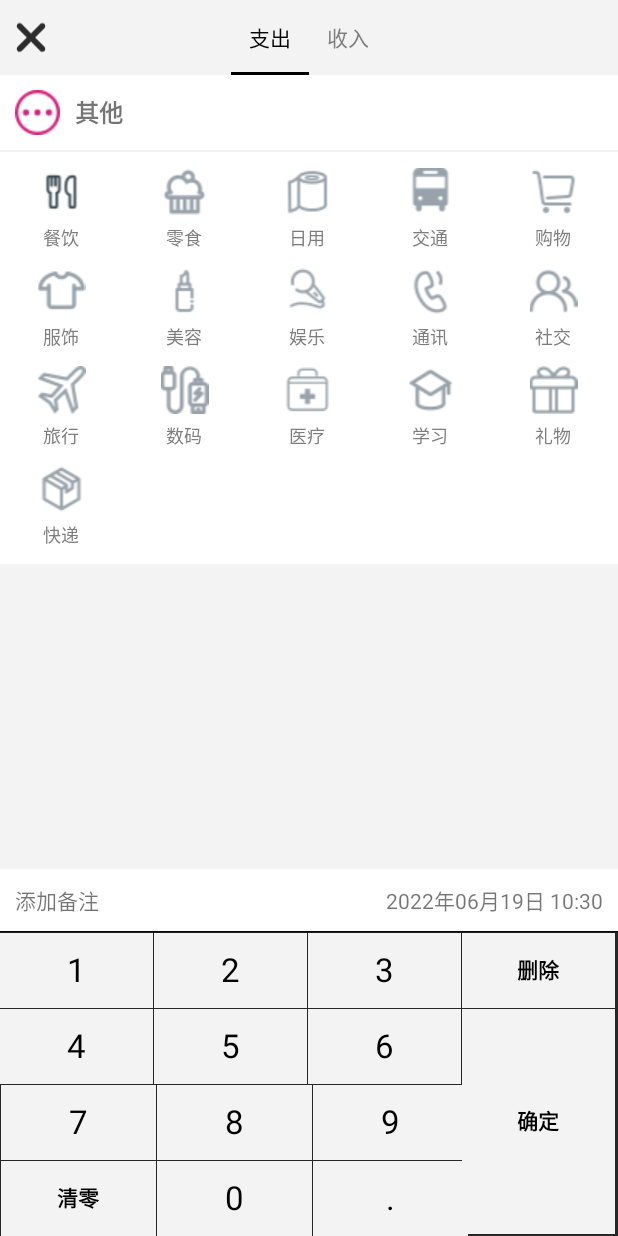
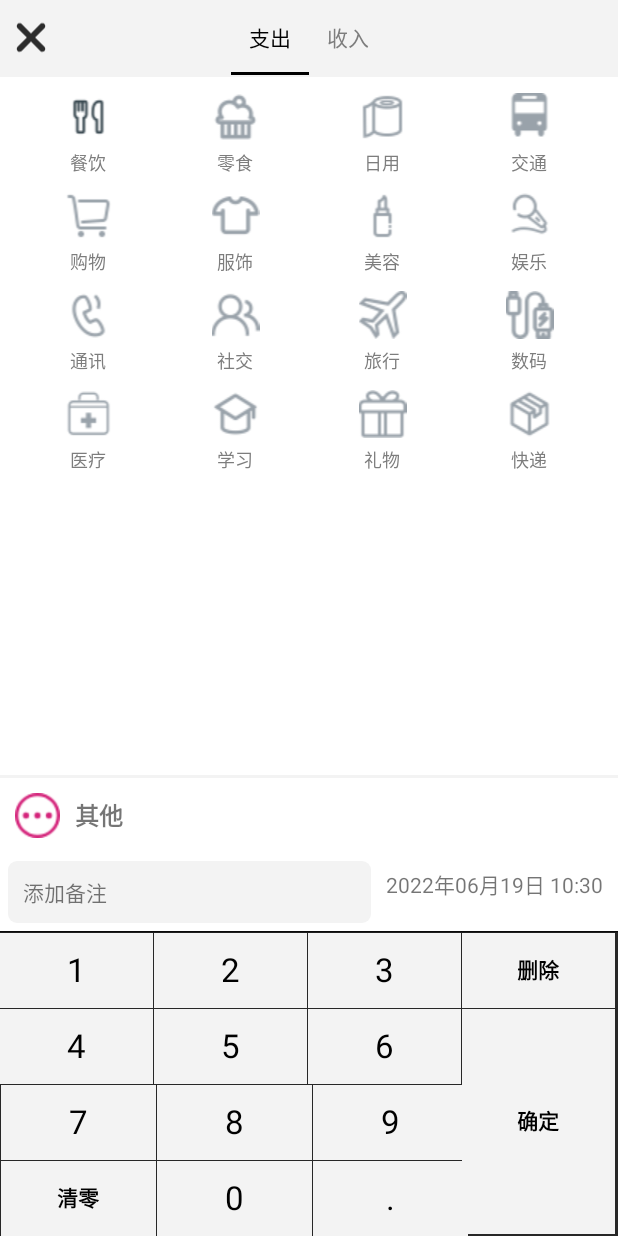
Before and after one commit to implank/millioncoin, an Android app: the RecordActivity screen opened directly, with no data from a screen before it, on a phone screen of 412 x 824 dp. Run offline under Robolectric (Android 15) with nearby library versions, the phone set to English and light mode, and no system bars.

Commit message:
继续修ui

```diff
--- a/app/src/main/java/com/example/m3/RecordActivity.java
+++ b/app/src/main/java/com/example/m3/RecordActivity.java
@@ -22,7 +22,6 @@ public class RecordActivity extends AppCompatActivity {
     @Override
     protected void onCreate(Bundle savedInstanceState) {
         super.onCreate(savedInstanceState);
-        Log.d("RecordActivity","onCreate");
         setContentView(R.layout.activity_record);
         //1.查找控件
         tabLayout = findViewById(R.id.record_tabs);
--- /dev/null
+++ b/app/src/main/res/drawable/shape.xml
@@ -0,0 +1,9 @@
+<?xml version="1.0" encoding="utf-8"?>
+<shape xmlns:android="http://schemas.android.com/apk/res/android"
+    android:shape="rectangle">
+    <corners android:radius="6dp"/>
+    <!--    填充颜色-->
+    <solid android:color="@color/grey_f3f3f3"/>
+    <size android:height="30dp"/>
+    <size android:width="400dp"/>
+</shape>
--- a/app/src/main/res/layout/activity_main.xml
+++ b/app/src/main/res/layout/activity_main.xml
@@ -99,7 +99,7 @@
         android:id="@+id/b5"
         android:layout_width="119dp"
         android:layout_height="111dp"
-        android:layout_marginTop="644dp"
+        android:layout_marginTop="604dp"
         app:layout_constraintEnd_toEndOf="parent"
         app:layout_constraintStart_toStartOf="parent"
         app:layout_constraintTop_toTopOf="@+id/fragmentContainerView"
--- a/app/src/main/res/layout/fragment_outcome.xml
+++ b/app/src/main/res/layout/fragment_outcome.xml
@@ -3,53 +3,25 @@
     xmlns:tools="http://schemas.android.com/tools"
     android:layout_width="match_parent"
     android:layout_height="match_parent"
-    android:background="@color/grey_f3f3f3">
+    android:background="@color/white">
 
-    <RelativeLayout
-        android:id="@+id/frag_record_rl_top"
-        android:layout_width="match_parent"
-        android:layout_height="wrap_content"
-        android:background="@color/white"
-        android:padding="10dp">
-        <ImageView
-            android:id="@+id/frag_record_iv"
-            android:layout_width="30dp"
-            android:layout_height="30dp"
-            android:src="@mipmap/ic_qita_fs"/>
-        <TextView
-            android:id="@+id/frag_record_tv_type"
-            android:layout_width="wrap_content"
-            android:layout_height="wrap_content"
-            android:text="其他"
-            android:layout_toRightOf="@id/frag_record_iv"
-            android:layout_centerVertical="true"
-            android:textSize="16sp"
-            android:textStyle="bold"
-            android:layout_marginLeft="10dp"/>
-        <EditText
-            android:id="@+id/frag_record_et_money"
-            android:layout_width="wrap_content"
-            android:layout_height="wrap_content"
-            android:layout_alignParentRight="true"
-            android:layout_centerVertical="true"
-            android:inputType="number"
-            android:background="@color/white"/>
-    </RelativeLayout>
     <View
         android:id="@+id/frag_record_line1"
         android:layout_width="match_parent"
         android:layout_height="1dp"
-        android:layout_below="@id/frag_record_rl_top"
         android:background="@color/grey_f3f3f3"/>
+
     <GridView
         android:id="@+id/frag_record_gv"
         android:layout_width="match_parent"
         android:layout_height="wrap_content"
         android:layout_below="@id/frag_record_line1"
         android:background="@color/white"
-        android:numColumns="5"
+        android:numColumns="4"
         android:paddingTop="5dp"
-        android:paddingBottom="5dp"/>
+        android:paddingBottom="5dp"
+        android:paddingLeft="10dp"
+        android:paddingRight="10dp"/>
     <!-- 自定义软键盘-->
     <android.inputmethodservice.KeyboardView
         android:id="@+id/frag_record_keyboard"
@@ -64,23 +36,76 @@
         android:shadowColor="@color/white"
         android:shadowRadius="0.0"/>
     <RelativeLayout
-        android:layout_above="@id/frag_record_keyboard"
+        android:layout_width="match_parent"
+        android:layout_height="2dp"
+        android:layout_above="@id/frag_record_first"
+        android:background="@color/grey_f3f3f3">
+    </RelativeLayout>
+    <RelativeLayout
+        android:id="@+id/frag_record_first"
         android:layout_width="match_parent"
         android:layout_height="wrap_content"
+        android:layout_above="@id/frag_record_second"
+        android:background="@color/white"
+        android:padding="10dp">
+
+        <ImageView
+            android:id="@+id/frag_record_iv"
+            android:layout_width="30dp"
+            android:layout_height="30dp" />
+
+        <TextView
+            android:id="@+id/frag_record_tv_type"
+            android:layout_width="wrap_content"
+            android:layout_height="wrap_content"
+            android:layout_centerVertical="true"
+            android:layout_marginLeft="10dp"
+            android:layout_toRightOf="@id/frag_record_iv"
+            android:text=""
+            android:textSize="16sp"
+            android:textStyle="bold" />
+
+        <EditText
+            android:id="@+id/frag_record_et_money"
+            android:layout_width="wrap_content"
+            android:layout_height="wrap_content"
+            android:layout_alignParentRight="true"
+            android:layout_centerVertical="true"
+            android:background="@color/white"
+            android:inputType="number" />
+    </RelativeLayout>
+
+    <RelativeLayout
+        android:id="@+id/frag_record_second"
+        android:layout_width="match_parent"
+        android:layout_height="wrap_content"
+        android:layout_above="@id/frag_record_keyboard"
         android:background="@color/white">
+
         <TextView
             android:id="@+id/frag_record_tv_time"
             android:layout_width="wrap_content"
             android:layout_height="wrap_content"
-            android:text="2020年10月30日 18:49"
             android:layout_alignParentRight="true"
-            android:padding="10dp"/>
-        <TextView
-            android:id="@+id/frag_record_tv_beizhu"
+            android:padding="10dp"
+            android:text="2020年10月30日 18:49" />
+
+        <RelativeLayout
             android:layout_width="match_parent"
             android:layout_height="wrap_content"
-            android:text="添加备注"
             android:layout_toLeftOf="@id/frag_record_tv_time"
-            android:padding="10dp"/>
+            android:background="@drawable/shape"
+            android:layout_marginLeft="5dp"
+            android:layout_marginTop="5dp"
+            android:layout_marginBottom="5dp">
+
+            <TextView
+                android:id="@+id/frag_record_tv_beizhu"
+                android:layout_width="match_parent"
+                android:layout_height="wrap_content"
+                android:padding="10dp"
+                android:text="添加备注" />
+        </RelativeLayout>
+
     </RelativeLayout>
 </RelativeLayout>
--- a/app/src/main/res/layout/item_recordfrag_gv.xml
+++ b/app/src/main/res/layout/item_recordfrag_gv.xml
@@ -1,13 +1,16 @@
 <?xml version="1.0" encoding="utf-8"?>
 <LinearLayout xmlns:android="http://schemas.android.com/apk/res/android"
+    xmlns:tools="http://schemas.android.com/tools"
     android:orientation="vertical" android:layout_width="match_parent"
     android:layout_height="wrap_content"
     android:padding="5dp">
+
     <ImageView
         android:id="@+id/item_recordfrag_iv"
         android:layout_width="match_parent"
         android:layout_height="wrap_content"
-        android:src="@mipmap/ic_qita_fs"/>
+        android:src="@mipmap/ic_qita_fs"
+        tools:srcCompat="@mipmap/ic_qt_s" />
     <TextView
         android:id="@+id/item_recordfrag_tv"
         android:layout_width="match_parent"
--- a/app/src/main/res/values/colors.xml
+++ b/app/src/main/res/values/colors.xml
@@ -9,5 +9,5 @@
     <color name="white">#ffffff</color>
     <color name="green_0064001">#006400</color>
     <color name="green_006400">#836F81</color>
-
+    <color name="dark_blue">#37474F</color>
 </resources>
```
Also changed, not shown: app/src/main/java/com/example/m3/fragment/HomeFrag.java (+1 -8 lines), app/src/main/res/drawable/chart_btn1.xml (added, +9 -0 lines), app/src/main/res/layout/frag_chart.xml (+39 -45 lines), app/src/main/res/layout/frag_history.xml (+16 -0 lines), app/src/main/res/layout/frag_main.xml (+1 -7 lines), app/src/main/res/layout/item_mainlv_top.xml (+26 -37 lines).
